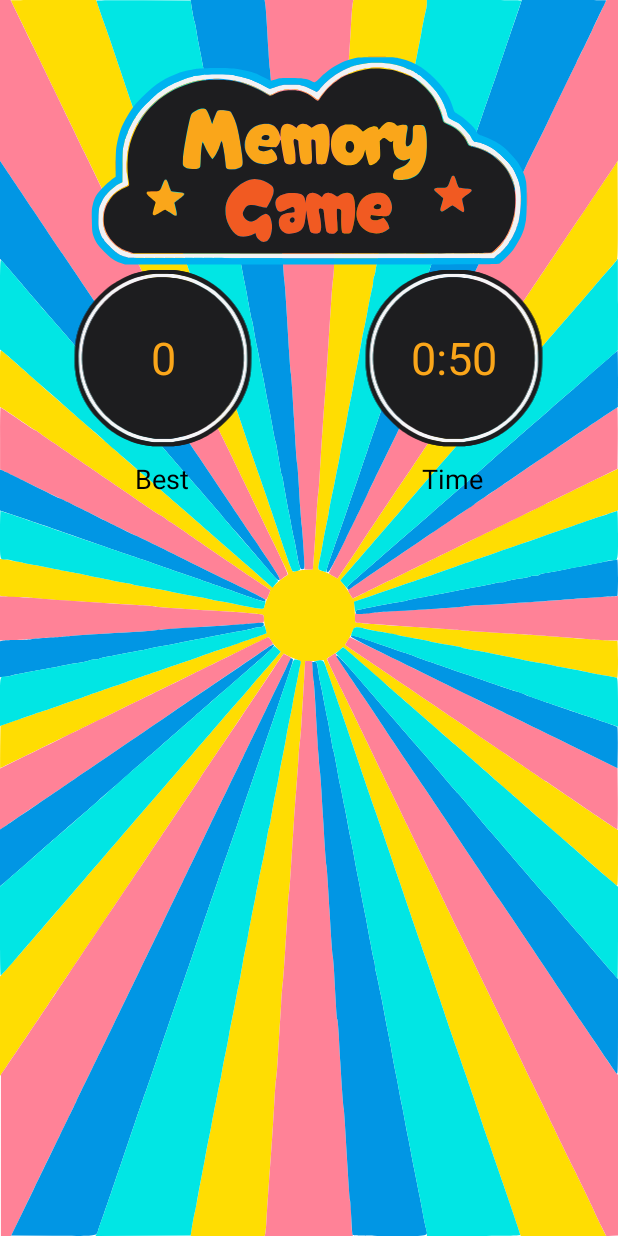
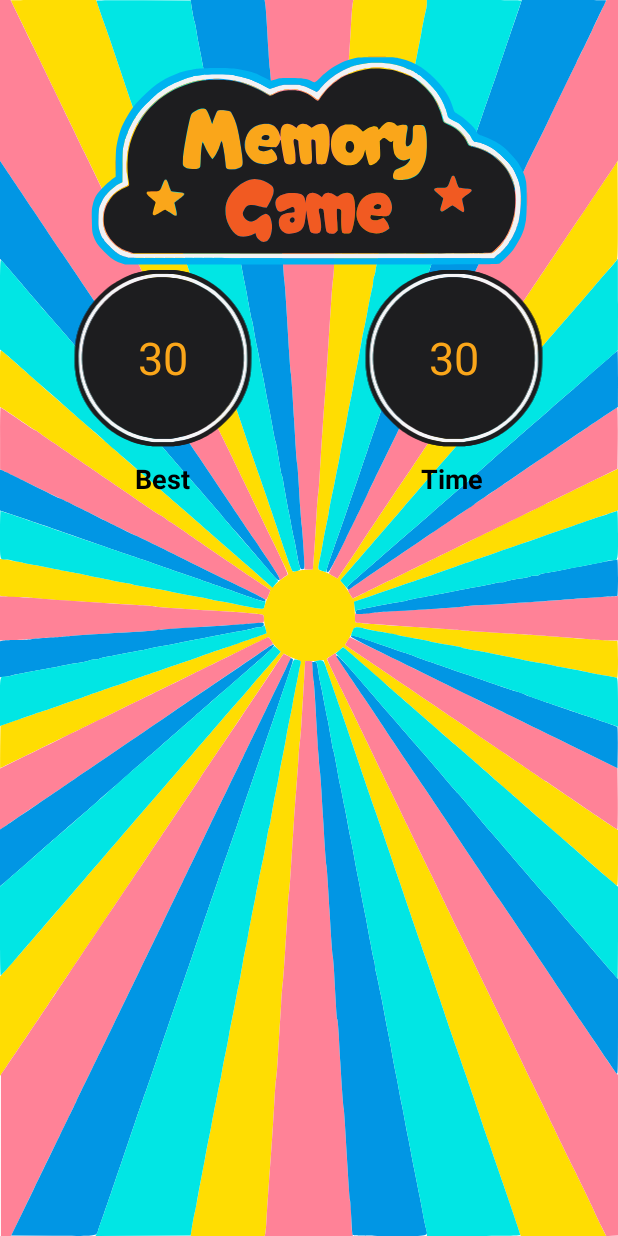
Before and after one commit to keero1/MemoryGame, an Android app: the layout fragment_normal_level.xml on its own in the app's theme, with its tools: preview values and no code run, on a phone screen of 412 x 824 dp. Run offline under Robolectric (Android 15) with nearby library versions, the phone set to English and light mode, and no system bars.

Commit message:
followed and fixed the warnings

```diff
--- a/app/src/main/res/layout/fragment_normal_level.xml
+++ b/app/src/main/res/layout/fragment_normal_level.xml
@@ -1,6 +1,5 @@
 <?xml version="1.0" encoding="utf-8"?>
 <RelativeLayout xmlns:android="http://schemas.android.com/apk/res/android"
-    xmlns:app="http://schemas.android.com/apk/res-auto"
     xmlns:tools="http://schemas.android.com/tools"
     android:layout_width="match_parent"
     android:layout_height="match_parent"
@@ -28,15 +27,16 @@
             android:layout_centerInParent="true"
             android:layout_width="120dp"
             android:layout_height="120dp"
-            android:layout_marginLeft="98dp"
-            android:src="@drawable/app_circle" />
+            android:layout_marginStart="98dp"
+            android:src="@drawable/app_circle"
+            android:contentDescription="@string/image_description" />
 
         <TextView
             android:id="@+id/high_score_text"
             android:layout_width="wrap_content"
             android:layout_height="wrap_content"
             android:layout_centerInParent="true"
-            android:text="0"
+            android:text="@string/default_value"
             android:textColor="@color/custom_yellow"
             android:textSize="30sp" />
 
@@ -54,7 +54,8 @@
             android:layout_height="120dp"
             android:layout_centerInParent="true"
             android:layout_marginStart="98dp"
-            android:src="@drawable/app_circle" />
+            android:src="@drawable/app_circle"
+            android:contentDescription="@string/image_description" />
 
         <TextView
             android:id="@+id/timer_text"
@@ -62,7 +63,7 @@
             android:layout_height="wrap_content"
             android:layout_centerInParent="true"
             android:textColor="@color/custom_yellow"
-            android:text="0:50"
+            android:text="@string/default_value"
             android:textSize="30sp" />
 
     </RelativeLayout>
@@ -81,18 +82,22 @@
             android:layout_width="wrap_content"
             android:layout_height="wrap_content"
             android:textColor="@color/black"
-            android:layout_marginLeft="90dp"
+            android:layout_marginStart="90dp"
             android:textSize="18sp"
+            android:textStyle="bold"
             android:text="@string/high_score" />
         <TextView
             android:id="@+id/textView2"
             android:layout_width="wrap_content"
             android:layout_height="wrap_content"
             android:textColor="@color/black"
-            android:layout_alignParentRight="true"
-            android:layout_marginRight="90dp"
+            android:layout_alignParentEnd="true"
+            android:layout_marginEnd="90dp"
             android:textSize="18sp"
-            android:text="@string/timer" />
+            android:text="@string/timer"
+            android:textStyle="bold"
+            tools:ignore="RelativeOverlap" />
+
     </RelativeLayout>
 
     <androidx.recyclerview.widget.RecyclerView
@@ -100,7 +105,7 @@
         android:layout_width="match_parent"
         android:layout_height="wrap_content"
         android:layout_marginTop="12dp"
-        android:layout_marginLeft="20dp"
+        android:layout_marginStart="20dp"
         android:layout_below="@id/mid" />
 
 
--- a/app/src/main/res/values/strings.xml
+++ b/app/src/main/res/values/strings.xml
@@ -7,6 +7,9 @@
     <!-- yes the ground is made up of rocks -->
     <string name="front_description"> the front side of the card </string>
     <string name="back_description"> the back side of the card </string>
-    <!-- TODO: Remove or change this placeholder text -->
+    <string name="image_description"> image </string>
     <string name="hello_blank_fragment">Hello blank fragment</string>
+
+    <!-- default values -->
+    <string name="default_value">30</string>
 </resources>
```
Also changed, not shown: app/src/main/res/layout/fragment_hard_level.xml (+15 -10 lines), app/src/main/res/layout/fragment_start.xml (+6 -9 lines).
